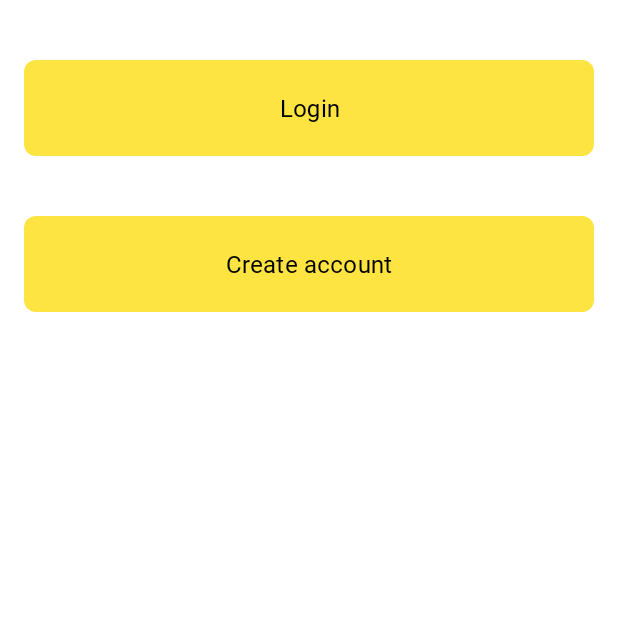
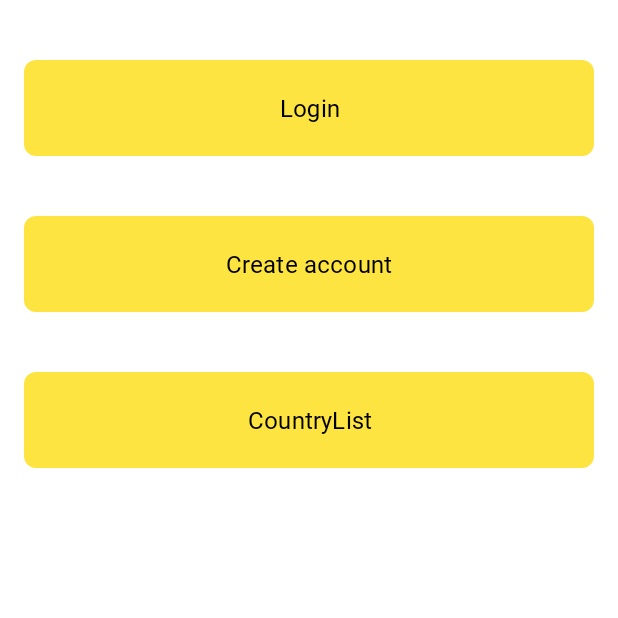
Before and after one commit to tuan-hda/evaware-android, an Android app: the screen it shows after launch (TestLoginActivity), on a phone screen of 412 x 824 dp, the top half of it. Run offline under Robolectric (Android 15) with nearby library versions, the phone set to English and light mode, and no system bars; libraries missing offline, so code that uses them is left out: org.checkerframework.checker.

Commit message:
complete ui 3.1 country list

```diff
--- a/app/src/main/java/com/example/evaware/StartFragment.java
+++ b/app/src/main/java/com/example/evaware/StartFragment.java
@@ -20,6 +20,7 @@ public class StartFragment extends Fragment {
 
     private MaterialButton loginBtn;
     private MaterialButton createAccBtn;
+    private MaterialButton testBtn;
     private FragmentStartBinding binding;
 
     public StartFragment() {
@@ -46,6 +47,7 @@ public class StartFragment extends Fragment {
     private void initView(View view) {
         loginBtn = binding.btnLoginMethod;
         createAccBtn =binding.btnCreateAccountMethod;
+        testBtn = binding.btnTest;
 
         loginBtn.setOnClickListener(new View.OnClickListener() {
             @Override
@@ -59,5 +61,12 @@ public class StartFragment extends Fragment {
                 NavHostFragment.findNavController(StartFragment.this).navigate(R.id.action_start_fragment_to_sign_up_fragment);
             }
         });
+        testBtn.setOnClickListener(new View.OnClickListener() {
+
+            @Override
+            public void onClick(View view) {
+                NavHostFragment.findNavController(StartFragment.this).navigate(R.id.action_start_fragment_to_countryListFragment);
+            }
+        });
     }
 }
--- a/app/src/main/res/layout/fragment_start.xml
+++ b/app/src/main/res/layout/fragment_start.xml
@@ -32,6 +32,16 @@
             android:text="Create account"
 
             tools:layout_editor_absoluteX="16dp" />
+        <com.google.android.material.button.MaterialButton
+            android:id="@+id/btn_test"
+            style="@style/Button"
+            android:layout_width="match_parent"
+            android:layout_height="64dp"
+            android:layout_marginTop="24dp"
+            android:layout_marginBottom="16dp"
+            android:text="CountryList"
+
+            tools:layout_editor_absoluteX="16dp" />
     </LinearLayout>
 
 
--- a/app/src/main/res/navigation/nav_graph_auth.xml
+++ b/app/src/main/res/navigation/nav_graph_auth.xml
@@ -16,6 +16,9 @@
         <action
             android:id="@+id/action_start_fragment_to_sign_up_fragment"
             app:destination="@id/sign_up_fragment" />
+        <action
+            android:id="@+id/action_start_fragment_to_countryListFragment"
+            app:destination="@id/countryListFragment" />
     </fragment>
     <fragment
         android:id="@+id/login_fragment"
@@ -39,4 +42,9 @@
             app:popUpTo="@id/sign_up_fragment"
             app:popUpToInclusive="true" />
     </fragment>
+    <fragment
+        android:id="@+id/countryListFragment"
+        android:name="com.example.evaware.CountryListFragment"
+        android:label="fragment_country_list"
+        tools:layout="@layout/fragment_country_list" />
 </navigation>
--- a/app/src/main/res/values/strings.xml
+++ b/app/src/main/res/values/strings.xml
@@ -42,4 +42,6 @@
     <string name="create_account">Create account</string>
     <string name="or_register_with">Or Register with</string>
     <string name="already_have_account">Already have account?</string>
+    <string name="country_image_description">Vietnamese</string>
+    <string name="choose_your_country">Choose your country</string>
 </resources>
```
Also changed, not shown: app/src/main/java/com/example/evaware/CountryListFragment.java (added, +69 -0 lines), app/src/main/java/com/example/evaware/data/model/CountryModel.java (added, +19 -0 lines), app/src/main/java/com/example/evaware/presentation/adapter/CountryListAdapter.java (added, +59 -0 lines), app/src/main/res/layout/fragment_country_list.xml (added, +23 -0 lines), app/src/main/res/layout/list_item_country.xml (added, +26 -0 lines), app/src/main/res/drawable/ic_country_australia.png (added), app/src/main/res/drawable/ic_country_canada.png (added), app/src/main/res/drawable/ic_country_uk.png (added), app/src/main/res/drawable/ic_country_usa.png (added), app/src/main/res/drawable/ic_country_vn.png (added).
